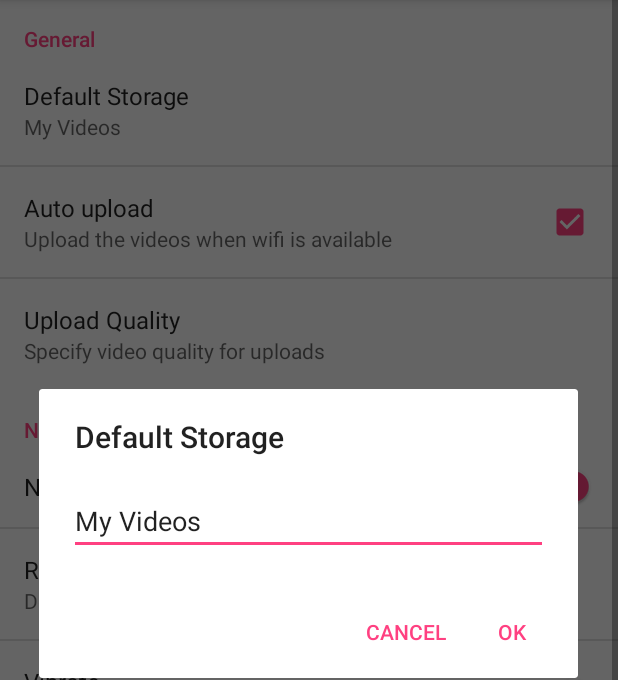
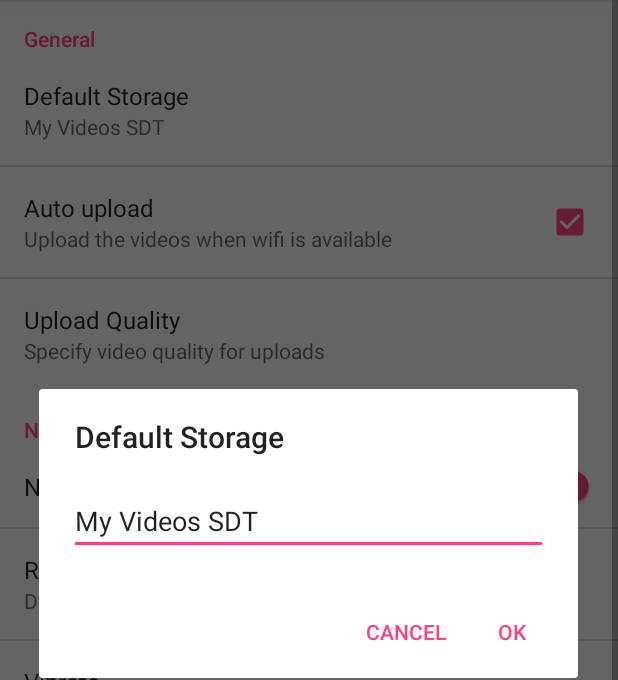
Before and after one commit to Cognac-SDT/Settings, an Android app: the SettingsActivity screen opened directly, with no data from a screen before it, after a tap on "Default Storage", on a phone screen of 412 x 824 dp, the part 84-764 px from its top. Run offline under Robolectric (Android 15) with nearby library versions, the phone set to English and light mode, and no system bars; 1 other tap on this screen came first.

Commit message:
Chinh Sua File String.xml

```diff
--- a/app/src/main/res/menu/menu_main.xml
+++ b/app/src/main/res/menu/menu_main.xml
@@ -6,9 +6,7 @@
     <item
         android:id="@+id/action_settings"
         android:orderInCategory="100"
-        android:title="@string/action_settings"
-        app:showAsAction="never" />
-
+        android:title="@string/action_settings" />
     <item
         android:id="@+id/action_settings_headers"
         android:orderInCategory="101"
--- a/app/src/main/res/values/strings.xml
+++ b/app/src/main/res/values/strings.xml
@@ -6,7 +6,7 @@
     <string name="pref_title_ringtone">Ringtone</string>
     <string name="pref_ringtone_silent">Silent</string>
 
-    <string name="default_gallery_storage">My Videos</string>
+    <string name="default_gallery_storage">My Videos SDT</string>
     <string name="title_auto_upload">Auto upload</string>
     <string name="summary_upload_over_wifi">Upload the videos when wifi is available</string>
     <string name="title_upload_quality">Upload Quality</string>
```
